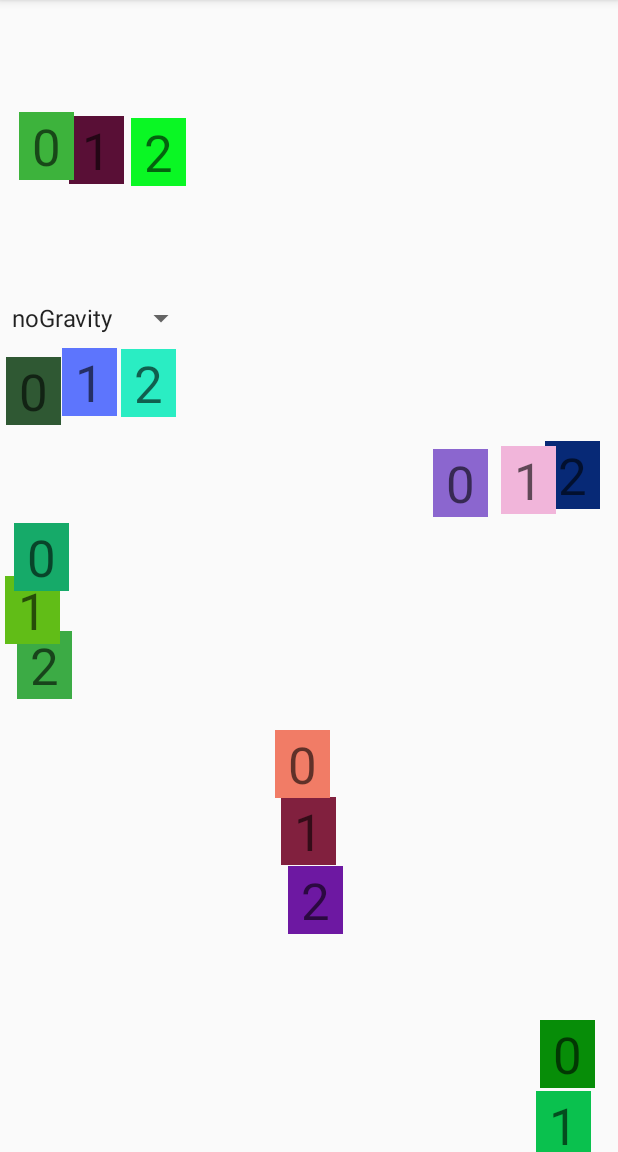
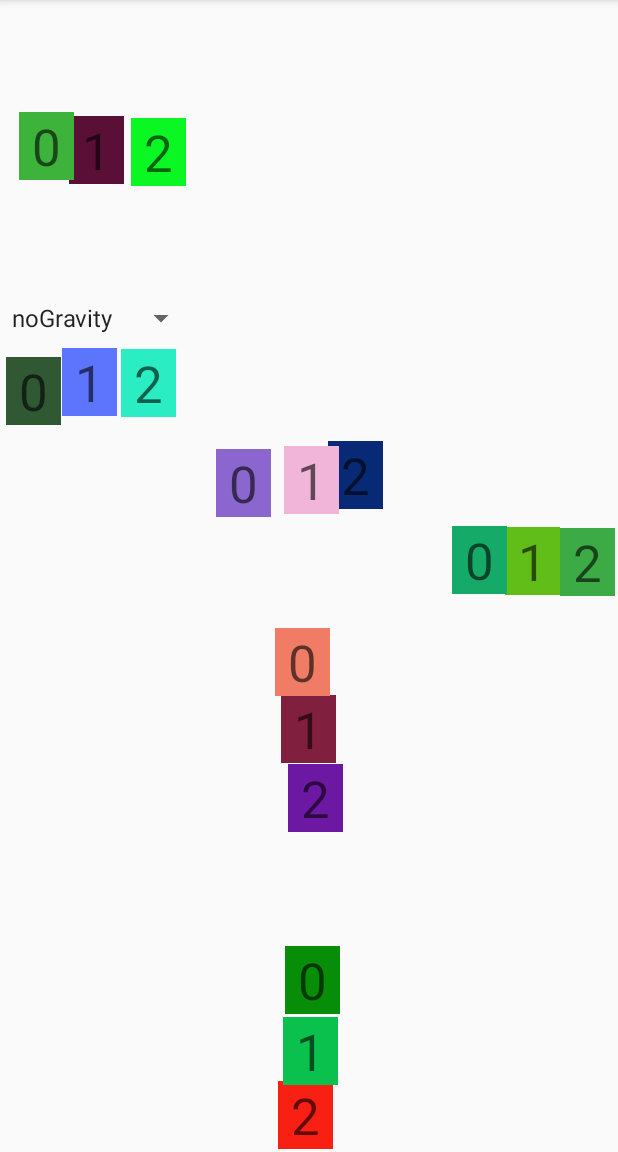
Before and after one commit to TeachonMars/OverlapLayout, an Android app: the screen it shows after launch (MainActivity), on a phone screen of 412 x 824 dp, the part 84-1236 px from its top. Run offline under Robolectric (Android 15) with nearby library versions, the phone set to English and light mode, and no system bars; 1 statement that could not run was skipped.

Commit message:
update demo activity

```diff
--- a/appDemo/src/main/java/com/teachonmars/modules/widget/overlapLayout/appDemo/MainActivity.java
+++ b/appDemo/src/main/java/com/teachonmars/modules/widget/overlapLayout/appDemo/MainActivity.java
@@ -31,12 +31,12 @@ public class MainActivity extends AppCompatActivity {
         gravitySelector.setAdapter(adapter);
 
         initOverlapContent(R.id.overlap);
-        initOverlapContent(R.id.overlap1);
-        initOverlapContent(R.id.overlap2);
-        initOverlapContent(R.id.overlap3);
-        initOverlapContent(R.id.overlap4);
-        initOverlapContent(R.id.overlap5);
-        initOverlapContent(R.id.overlap6);
+        initOverlapContent(R.id.overlapHorStart);
+        initOverlapContent(R.id.overlapHorCenter);
+        initOverlapContent(R.id.overlapHorEnd);
+        initOverlapContent(R.id.overlapVerTop);
+        initOverlapContent(R.id.overlapVerCenter);
+        initOverlapContent(R.id.overlapVerBottom);
         initOverlapContent(R.id.overlap7);
     }
 
--- a/appDemo/src/main/res/layout/activity_main.xml
+++ b/appDemo/src/main/res/layout/activity_main.xml
@@ -24,42 +24,41 @@
             app:layoutManager="LinearLayoutManager" />
 
         <com.teachonmars.modules.widget.overlapLayout.OverlapLayout
-            android:id="@+id/overlap1"
+            android:id="@+id/overlapHorStart"
             android:layout_width="match_parent"
             android:layout_height="wrap_content"
             android:gravity="start" />
 
         <com.teachonmars.modules.widget.overlapLayout.OverlapLayout
-            android:id="@+id/overlap2"
+            android:id="@+id/overlapHorCenter"
+            android:layout_width="match_parent"
+            android:layout_height="wrap_content"
+            android:gravity="center" />
+
+        <com.teachonmars.modules.widget.overlapLayout.OverlapLayout
+            android:id="@+id/overlapHorEnd"
             android:layout_width="match_parent"
             android:layout_height="wrap_content"
             android:gravity="end" />
 
         <com.teachonmars.modules.widget.overlapLayout.OverlapLayout
-            android:id="@+id/overlap3"
-            android:layout_width="match_parent"
-            android:layout_height="wrap_content"
-            android:gravity="start"
-            android:orientation="vertical" />
-
-        <com.teachonmars.modules.widget.overlapLayout.OverlapLayout
-            android:id="@+id/overlap4"
+            android:id="@+id/overlapVerTop"
             android:layout_width="match_parent"
             android:layout_height="200dp"
-            android:gravity="center_horizontal"
+            android:gravity="top"
             android:orientation="vertical"
             android:padding="10dp" />
 
         <com.teachonmars.modules.widget.overlapLayout.OverlapLayout
-            android:id="@+id/overlap5"
+            android:id="@+id/overlapVerCenter"
             android:layout_width="match_parent"
             android:layout_height="200dp"
-            android:gravity="end"
+            android:gravity="center"
             android:orientation="vertical"
             android:padding="10dp" />
 
         <com.teachonmars.modules.widget.overlapLayout.OverlapLayout
-            android:id="@+id/overlap6"
+            android:id="@+id/overlapVerBottom"
             android:layout_width="match_parent"
             android:layout_height="200dp"
             android:gravity="bottom"
```
